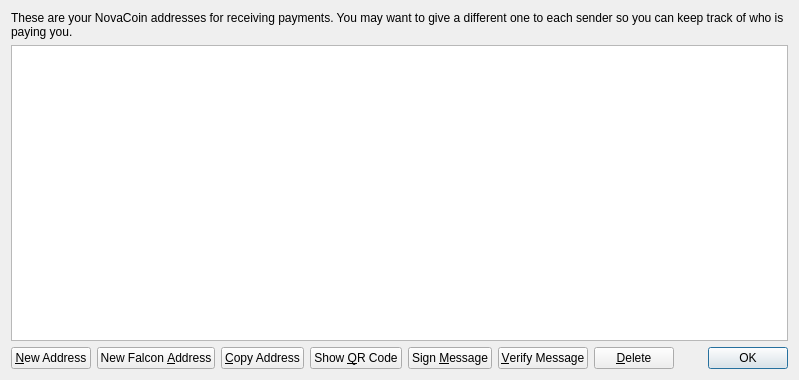
This is src/qt/addressbookpage.ui in n1ktit0v/nvc as Qt 5 draws it before an edit. The edited form follows.
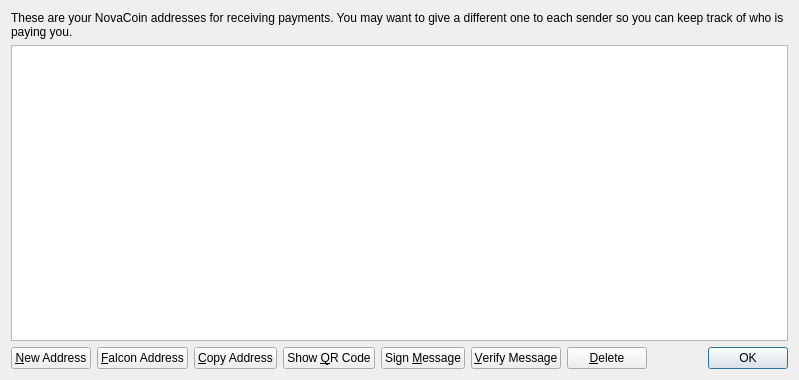
This is the edited form. Icons and pictures are not drawn.

Commit message: Add ru/uk translations for the falcon address button (match t42 approach)

The edit to the form file:
```diff
--- a/src/qt/addressbookpage.ui
+++ b/src/qt/addressbookpage.ui
@@ -77,7 +77,7 @@
         <string>Create a new post-quantum (Falcon-512) address</string>
        </property>
        <property name="text">
-        <string>New Falcon &amp;Address</string>
+        <string>&amp;Falcon Address</string>
        </property>
        <property name="icon">
         <iconset resource="../bitcoin.qrc">
```
The commit also changes 4 other files.
